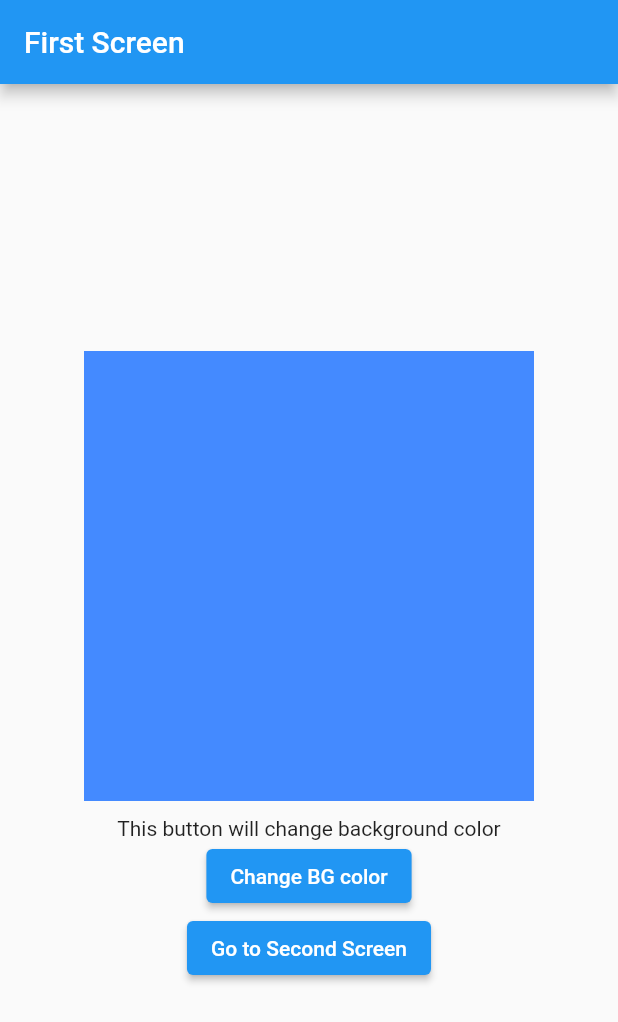
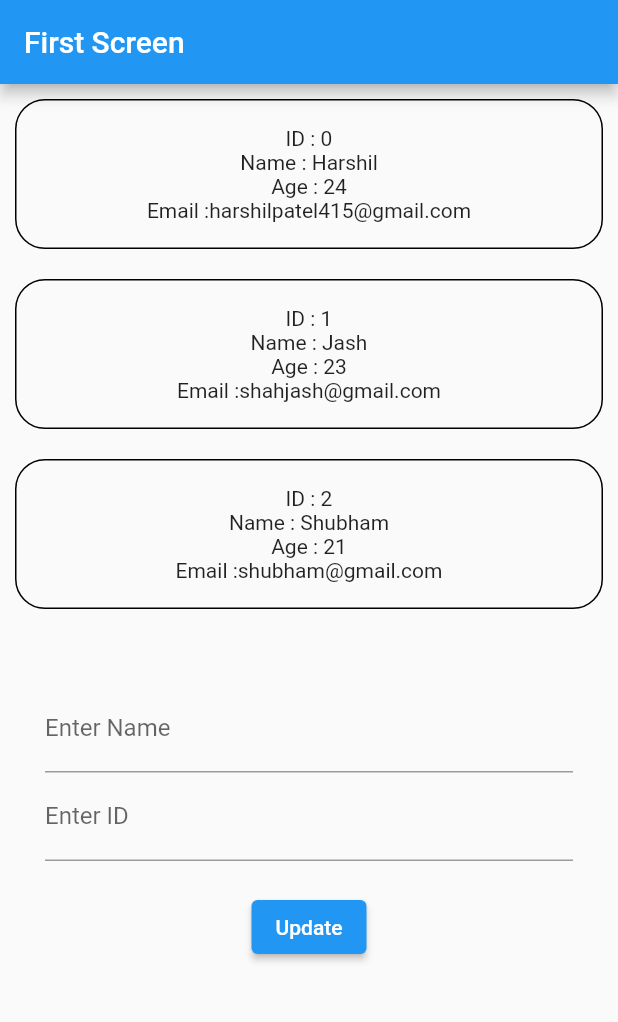
Before and after one commit to HarshilPatel18/flutter_bloc_example, a Flutter app: the screen it shows after launch, on a phone screen of 412 x 824 dp. Shown: the top 1022 px of the screen. Run offline on Flutter 3.47's test engine with Material 2 defaults, Android fonts, the light colour scheme and no system bars; our stand-ins replace bloc, flutter_bloc.

Commit message:
listview state management

```diff
--- a/lib/bloc/color_bloc.dart
+++ b/lib/bloc/color_bloc.dart
@@ -1,4 +1,5 @@
 import 'package:bloc/bloc.dart';
+import 'package:chang_background/user.dart';
 import 'package:flutter/cupertino.dart';
 import 'package:flutter/material.dart';
 import 'package:meta/meta.dart';
@@ -6,14 +7,17 @@ import 'package:meta/meta.dart';
 part 'color_event.dart';
 part 'color_state.dart';
 
-class ColorBloc extends Bloc<ChangeColorEvent, ColorState> {
-  ColorBloc() : super(ColorState(colorvalue: Colors.blueAccent)) {
-    on<ChangeColorEvent>((event, emit) {
-      if (state.colorvalue == Colors.blueAccent) {
-        emit(ColorState(colorvalue: Colors.greenAccent));
-      } else {
-        emit(ColorState(colorvalue: Colors.blueAccent));
-      }
+class ColorBloc extends Bloc<NameChangeEvent, ColorState> {
+  ColorBloc() : super(ColorState(userList: users)) {
+    on<NameChangeEvent>((event, emit) {
+      state.userList[event.index].name = event.user.name;
+      emit(ColorState(index: event.index, userList: users));
     });
   }
 }
+
+List<User> users = [
+  User(name: "Harshil", age: 24, email: "harshilpatel415@gmail.com"),
+  User(name: "Jash", age: 23, email: "shahjash@gmail.com"),
+  User(name: "Shubham", age: 21, email: "shubham@gmail.com")
+];
--- a/lib/bloc/color_event.dart
+++ b/lib/bloc/color_event.dart
@@ -1,9 +1,11 @@
 part of 'color_bloc.dart';
 
 @immutable
-abstract class ColorEvent {
+abstract class ColorEvent {}
 
+// ignore: must_be_immutable
+class NameChangeEvent extends ColorEvent {
+  int index;
+  User user;
+  NameChangeEvent({required this.index, required this.user});
 }
-
-
-class ChangeColorEvent extends ColorEvent{}
--- a/lib/bloc/color_state.dart
+++ b/lib/bloc/color_state.dart
@@ -1,9 +1,12 @@
 part of 'color_bloc.dart';
 
 class ColorState {
-  Color colorvalue;
+  List<User> userList;
+
+  int? index;
 
   ColorState({
-    required this.colorvalue,
+    this.index,
+    required this.userList,
   });
 }
--- a/lib/main.dart
+++ b/lib/main.dart
@@ -1,5 +1,5 @@
 import 'package:chang_background/bloc/color_bloc.dart';
-import 'package:chang_background/secondscreen.dart';
+import 'package:chang_background/user.dart';
 import 'package:flutter/material.dart';
 import 'package:flutter_bloc/flutter_bloc.dart';
 
@@ -15,6 +15,7 @@ class MyApp extends StatelessWidget {
     return BlocProvider(
       create: (context) => ColorBloc(),
       child: MaterialApp(
+        debugShowCheckedModeBanner: false,
         title: 'Flutter Demo',
         theme: ThemeData(),
         home: const FirstScreen(),
@@ -31,43 +32,121 @@ class FirstScreen extends StatefulWidget {
 }
 
 class _FirstScreenState extends State<FirstScreen> {
+  final nameController = TextEditingController();
+  final indexController = TextEditingController();
+
+  @override
+  void dispose() {
+    // Clean up the controller when the widget is disposed.
+    nameController.dispose();
+    indexController.dispose();
+    super.dispose();
+  }
+
   @override
   Widget build(BuildContext context) {
     return Scaffold(
       appBar: AppBar(
         title: const Text("First Screen"),
       ),
-      body: Center(
+      body: SingleChildScrollView(
+        child: BlocBuilder<ColorBloc, ColorState>(
+          builder: (context, state) {
+            return Center(
               child: Column(
                 mainAxisAlignment: MainAxisAlignment.center,
                 children: [
-            BlocBuilder<ColorBloc, ColorState>(
-              builder: (context, state) {
+                  ListView.builder(
+                    scrollDirection: Axis.vertical,
+                    shrinkWrap: true,
+                    itemCount: state.userList.length,
+                    itemBuilder: (BuildContext context, int index) {
                       return Container(
+                        decoration: BoxDecoration(
+                          border: Border.all(color: Colors.black),
+                          borderRadius: BorderRadius.circular(20),
+                        ),
                         margin: const EdgeInsets.all(10),
                         width: 300,
-                  height: 300,
-                  color: state.colorvalue,
+                        height: 100,
+                        /*color:  state.index == index
+                                      ? state.colorvalue
+                                      :
+                                      Colors.greenAccent,*/
+                        child: Center(
+                          child: Column(
+                            mainAxisAlignment: MainAxisAlignment.center,
+                            children: [
+                              Text("ID : $index"),
+                              // Text(state.index == index
+                              //     ? "Name : ${state.user.name}"
+                              //     : "Name  : Harshil "),
+                              Text("Name : ${state.userList[index].name}"),
+                              Text("Age : ${state.userList[index].age}"),
+                              Text("Email :${state.userList[index].email}"),
+                            ],
+                          ),
+                        ),
                       );
                     },
                   ),
-            const Text(
-              'This button will change background color',
+
+
+                  const SizedBox(
+                    height: 10,
+                  ),
+
+                  Container(
+                    padding: const EdgeInsets.all(30),
+                    child: Column(
+                      mainAxisAlignment: MainAxisAlignment.center,
+                      children: [
+                        TextField(
+                            controller: nameController,
+                            decoration: const InputDecoration(
+                                labelText: 'Enter Name',
+                                hintText: 'Enter Name to Change')),
+                        TextField(
+                          controller: indexController,
+                          decoration: const InputDecoration(
+                              labelText: 'Enter ID', hintText: "Enter ID"),
+                        ),
+                        const SizedBox(
+                          height: 20,
                         ),
                         ElevatedButton(
                             onPressed: () {
-                  BlocProvider.of<ColorBloc>(context).add(ChangeColorEvent());
+                              BlocProvider.of<ColorBloc>(context).add(
+                                  NameChangeEvent(
+                                      index: int.parse(indexController.text),
+                                      user: User(
+                                          name: nameController.text,
+                                          age: state
+                                              .userList[int.parse(
+                                                  indexController.text)]
+                                              .age,
+                                          email: state
+                                              .userList[int.parse(
+                                                  indexController.text)]
+                                              .email)));
                             },
-                child: const Text("Change BG color")),
-            ElevatedButton(
-                onPressed: () {
-                  Navigator.push(
-                    context,
-                    MaterialPageRoute(builder: (_) => SecondScreen()),
+                            child: const Text("Update"))
+                      ],
+                    ),
+                  )
+
+                  // ElevatedButton(
+                  //     onPressed: () {
+                  //       Navigator.push(
+                  //         context,
+                  //         MaterialPageRoute(builder: (_) => SecondScreen()),
+                  //       );
+                  //     },
+                  //     child: const Text("Go to Second Screen"))
+                ],
+              ),
             );
           },
-                child: const Text("Go to Second Screen"))
-          ],
         ),
       ),
     );
--- /dev/null
+++ b/lib/user.dart
@@ -0,0 +1,10 @@
+class User {
+  String? name, email;
+  int? age;
+
+  User({
+    required this.name,
+    this.age,
+    this.email,
+  });
+}
```
Also changed, not shown: lib/secondscreen.dart (deleted, +0 -69 lines). Lines whose indentation alone changed are shown as unchanged.
